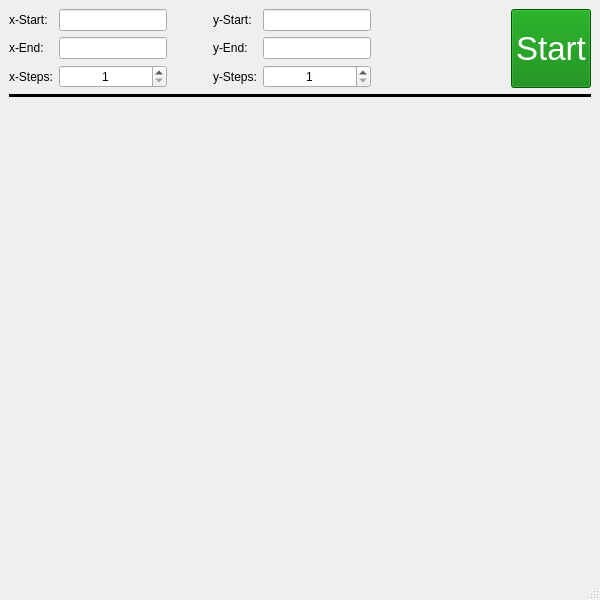
Old version of the form PlotWindow.ui in the repository OdysseusLSe/qtCalc.
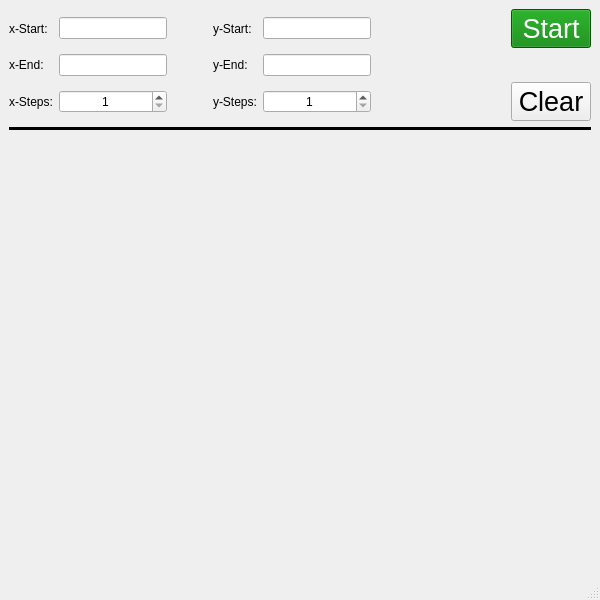
New version of the form.

Commit message: Add start and clear buttons to PlotWindow UI and update layout

```diff
--- a/PlotWindow.ui
+++ b/PlotWindow.ui
@@ -30,7 +30,7 @@
     <item>
      <layout class="QVBoxLayout" name="verticalLayout" stretch="0,0,5">
       <item>
-       <layout class="QGridLayout" name="gridLayout_2" columnstretch="0,0,0,0,0,1,0" columnminimumwidth="0,0,0,0,0,0,0">
+       <layout class="QGridLayout" name="gridLayout_2" rowstretch="1,1,1" columnstretch="0,0,0,0,0,1,0" columnminimumwidth="0,0,0,0,0,0,0">
         <item row="1" column="5">
          <spacer name="horizontalSpacer_2">
           <property name="orientation">
@@ -127,7 +127,33 @@
           </property>
          </widget>
         </item>
-        <item row="0" column="6" rowspan="3">
+        <item row="2" column="1">
+         <widget class="QSpinBox" name="x_steps">
+          <property name="alignment">
+           <set>Qt::AlignmentFlag::AlignCenter</set>
+          </property>
+          <property name="minimum">
+           <number>1</number>
+          </property>
+          <property name="maximum">
+           <number>10000</number>
+          </property>
+         </widget>
+        </item>
+        <item row="2" column="4">
+         <widget class="QSpinBox" name="y_steps">
+          <property name="alignment">
+           <set>Qt::AlignmentFlag::AlignCenter</set>
+          </property>
+          <property name="minimum">
+           <number>1</number>
+          </property>
+          <property name="maximum">
+           <number>10000</number>
+          </property>
+         </widget>
+        </item>
+        <item row="0" column="6">
          <widget class="QPushButton" name="start_btn">
           <property name="sizePolicy">
            <sizepolicy hsizetype="Minimum" vsizetype="Expanding">
@@ -137,7 +163,7 @@
           </property>
           <property name="font">
            <font>
-            <pointsize>25</pointsize>
+            <pointsize>20</pointsize>
             <fontweight>DemiBold</fontweight>
            </font>
           </property>
@@ -150,29 +176,22 @@
           </property>
          </widget>
         </item>
-        <item row="2" column="1">
-         <widget class="QSpinBox" name="x_steps">
-          <property name="alignment">
-           <set>Qt::AlignmentFlag::AlignCenter</set>
+        <item row="2" column="6">
+         <widget class="QPushButton" name="clear_btn">
+          <property name="sizePolicy">
+           <sizepolicy hsizetype="Minimum" vsizetype="Expanding">
+            <horstretch>0</horstretch>
+            <verstretch>0</verstretch>
+           </sizepolicy>
           </property>
-          <property name="minimum">
-           <number>1</number>
+          <property name="font">
+           <font>
+            <pointsize>20</pointsize>
+            <fontweight>DemiBold</fontweight>
+           </font>
           </property>
-          <property name="maximum">
-           <number>10000</number>
-          </property>
-         </widget>
-        </item>
-        <item row="2" column="4">
-         <widget class="QSpinBox" name="y_steps">
-          <property name="alignment">
-           <set>Qt::AlignmentFlag::AlignCenter</set>
-          </property>
-          <property name="minimum">
-           <number>1</number>
-          </property>
-          <property name="maximum">
-           <number>10000</number>
+          <property name="text">
+           <string>Clear</string>
           </property>
          </widget>
         </item>
```
The commit also changes 2 other files.
